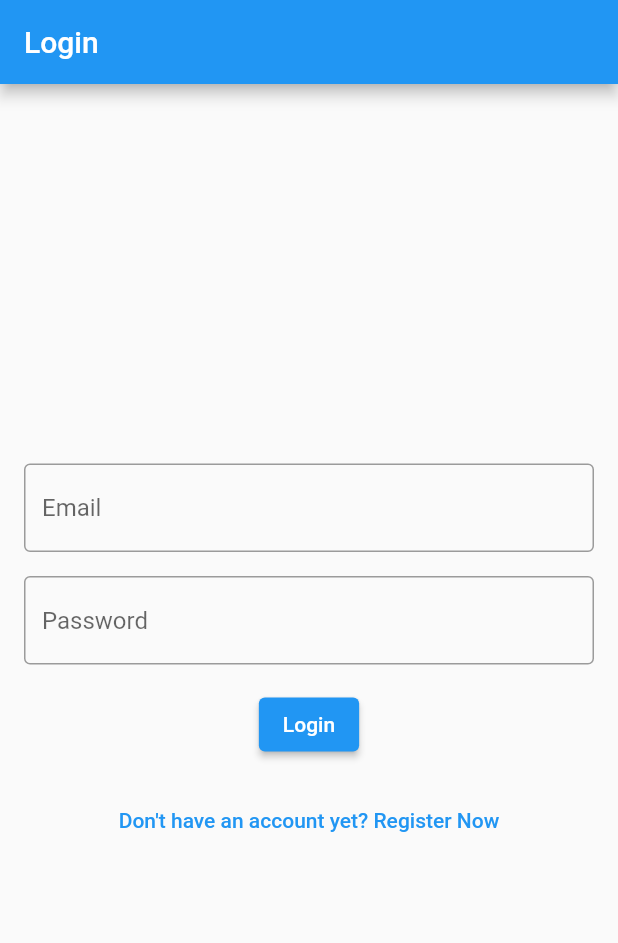
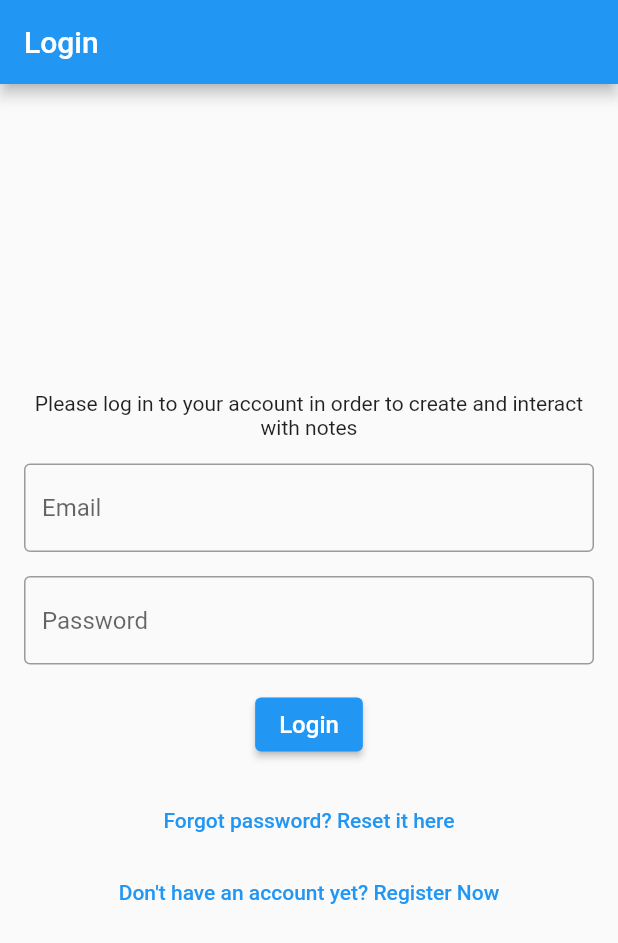
Before and after one commit to IlyasMukatdisov/my_notes, a Flutter app: the screen it shows after launch, on a phone screen of 412 x 824 dp. Shown: the top 943 px of the screen. Run offline on Flutter 3.47's test engine with Material 2 defaults, Android fonts, the phone set to English and light mode, and no system bars; our stand-ins replace bloc, cloud_firestore, equatable, firebase_auth, firebase_core, flutter_bloc and 1 more; accounts and stored records are empty; generated files the repository leaves out were written again.

Commit message:
ordered by date

```diff
--- a/lib/pages/home/home_page.dart
+++ b/lib/pages/home/home_page.dart
@@ -1,5 +1,7 @@
 import 'package:flutter/material.dart';
 import 'package:flutter_bloc/flutter_bloc.dart';
+import 'package:my_notes/helpers/loading/loading_screen.dart';
+import 'package:my_notes/pages/forgot_password/forgot_password_page.dart';
 import 'package:my_notes/pages/loading/loading_page.dart';
 import 'package:my_notes/pages/login/login_page.dart';
 import 'package:my_notes/pages/notes/notes_page.dart';
@@ -16,7 +18,17 @@ class HomePage extends StatelessWidget {
   @override
   Widget build(BuildContext context) {
     context.read<AuthBloc>().add(const AuthEventInitialize());
-    return BlocBuilder<AuthBloc, AuthState>(
+    return BlocConsumer<AuthBloc, AuthState>(
+      listener: (context, state) {
+        if (state.isLoading) {
+          LoadingScreen().show(
+            context: context,
+            text: state.loadingText ?? 'Please wait a moment',
+          );
+        } else {
+          LoadingScreen().hide();
+        }
+      },
       builder: (context, state) {
         if (state is AuthStateLoggedIn) {
           return const NotesPage();
@@ -29,6 +41,9 @@ class HomePage extends StatelessWidget {
         }
         if (state is AuthStateRegistering) {
           return const RegisterPage();
+        }
+        if (state is AuthStateForgotPassword) {
+          return const ForgotPasswordPage();
         }
         return const LoadingPage();
       },
--- a/lib/pages/login/login_page.dart
+++ b/lib/pages/login/login_page.dart
@@ -2,14 +2,11 @@
 
 import 'package:flutter/material.dart';
 import 'package:flutter_bloc/flutter_bloc.dart';
-import 'package:my_notes/utils/constants/routes.dart';
 import 'package:my_notes/services/auth/bloc/auth_bloc.dart';
 import 'package:my_notes/services/auth/bloc/auth_event.dart';
 import 'package:my_notes/services/auth/bloc/auth_state.dart';
 import 'package:my_notes/utils/dialogs/error_dialog.dart';
 import 'package:my_notes/services/auth/auth_exceptions.dart';
-import 'package:my_notes/services/auth/services/auth_service.dart';
-import 'package:my_notes/utils/dialogs/loading_dialog.dart';
 
 class LoginPage extends StatefulWidget {
   const LoginPage({super.key});
@@ -22,7 +19,7 @@ class _LoginPageState extends State<LoginPage> {
   late final TextEditingController _email;
   late final TextEditingController _password;
 
-  CloseDialog? _closeDialogHandle;
+  final _formKey = GlobalKey<FormState>();
 
   @override
   void initState() {
@@ -48,42 +45,46 @@ class _LoginPageState extends State<LoginPage> {
         appBar: AppBar(
           title: const Text('Login'),
         ),
-        body: FutureBuilder(
-            future: _initFireBase(),
-            builder: (context, snapshot) {
-              switch (snapshot.connectionState) {
-                case ConnectionState.done:
-                  return Padding(
-                    padding: const EdgeInsets.symmetric(horizontal: 16),
+        body: Center(
+          child: SingleChildScrollView(
+            padding: const EdgeInsets.all(16.0),
+            child: Form(
+              key: _formKey,
               child: Column(
-                      mainAxisAlignment: MainAxisAlignment.center,
                 children: [
-                        TextField(
+                  const Text(
+                    'Please log in to your account in order to create and interact with notes',
+                    textAlign: TextAlign.center,
+                  ),
+                  const SizedBox(
+                    height: 16,
+                  ),
+                  TextFormField(
                     keyboardType: TextInputType.emailAddress,
                     controller: _email,
                     enableSuggestions: false,
                     autocorrect: false,
+                    validator: _validator,
                     decoration: const InputDecoration(
                       hintText: 'Email',
                       border: OutlineInputBorder(
-                              borderSide:
-                                  BorderSide(width: 1, color: Colors.black),
+                        borderSide: BorderSide(width: 1, color: Colors.black),
                       ),
                     ),
                   ),
                   const SizedBox(
                     height: 16,
                   ),
-                        TextField(
+                  TextFormField(
                     controller: _password,
                     obscureText: true,
                     enableSuggestions: false,
                     autocorrect: false,
+                    validator: _validator,
                     decoration: const InputDecoration(
                       hintText: 'Password',
                       border: OutlineInputBorder(
-                              borderSide:
-                                  BorderSide(width: 1, color: Colors.black),
+                        borderSide: BorderSide(width: 1, color: Colors.black),
                       ),
                     ),
                   ),
@@ -92,9 +93,11 @@ class _LoginPageState extends State<LoginPage> {
                   ),
                   ElevatedButton(
                     onPressed: () {
+                      if (_formKey.currentState!.validate()) {
                         _login();
+                      }
                     },
-                          child: const Text('Login'),
+                    child: const Text('Login', style: TextStyle(fontSize: 16)),
                   ),
                   const SizedBox(
                     height: 16.0,
@@ -103,23 +106,33 @@ class _LoginPageState extends State<LoginPage> {
                     onPressed: () {
                       context
                           .read<AuthBloc>()
+                          .add(const AuthEventForgotPassword());
+                    },
+                    child: const Text("Forgot password? Reset it here"),
+                  ),
+                  TextButton(
+                    onPressed: () {
+                      context
+                          .read<AuthBloc>()
                           .add(const AuthEventShouldRegister());
                     },
-                          child: const Text(
-                              "Don't have an account yet? Register Now"),
+                    child:
+                        const Text("Don't have an account yet? Register Now"),
                   ),
                 ],
               ),
-                  );
-                default:
-                  // ignore: prefer_const_constructors
-                  return Center(
-                    child: const CircularProgressIndicator(),
+            ),
+          ),
+        ),
+      ),
     );
   }
-            }),
-      ),
-    );
+
+  String? _validator(String? value) {
+    if (value == null || value.isEmpty) {
+      return 'This filed can not be empty';
+    }
+    return null;
   }
 
   void _login() async {
@@ -134,22 +147,8 @@ class _LoginPageState extends State<LoginPage> {
         );
   }
 
-  Future _initFireBase() async {
-    return AuthService.firebase().initialize();
-  }
-
   void _handleLoginExceptions(BuildContext context, AuthState state) async {
     if (state is AuthStateLoggedOut) {
-      final closeDialog = _closeDialogHandle;
-
-      if (!state.isLoading && closeDialog != null) {
-        closeDialog();
-        _closeDialogHandle = null;
-      } else if (state.isLoading && closeDialog == null) {
-        _closeDialogHandle =
-            showLoadingDialog(context: context, text: 'Loading...');
-      }
-
       if (state.exception is InvalidEmailAuthException) {
         await showErrorDialog(
             context: context,
--- a/lib/services/auth/bloc/auth_event.dart
+++ b/lib/services/auth/bloc/auth_event.dart
@@ -38,3 +38,9 @@ class AuthEventRegister extends AuthEvent {
     required this.password,
   });
 }
+
+class AuthEventForgotPassword extends AuthEvent {
+  final String? email;
+
+  const AuthEventForgotPassword({this.email});
+}
--- a/lib/services/auth/bloc/auth_state.dart
+++ b/lib/services/auth/bloc/auth_state.dart
@@ -4,32 +4,54 @@ import 'package:my_notes/services/auth/models/auth_user.dart';
 
 @immutable
 abstract class AuthState {
-  const AuthState();
+  final bool isLoading;
+  final String? loadingText;
+  const AuthState({
+    required this.isLoading,
+    this.loadingText = 'Please wait a moment',
+  });
 }
 
 class AuthStateUninitialized extends AuthState {
-  const AuthStateUninitialized();
+  const AuthStateUninitialized({required bool isLoading})
+      : super(isLoading: isLoading);
 }
 
 class AuthStateRegistering extends AuthState {
   final Exception? exception;
-  const AuthStateRegistering({this.exception});
+  const AuthStateRegistering({this.exception, required bool isLoading})
+      : super(isLoading: isLoading);
 }
 
 class AuthStateLoggedIn extends AuthState {
   final AuthUser user;
-  const AuthStateLoggedIn({required this.user});
+  const AuthStateLoggedIn({
+    required this.user,
+    required bool isLoading,
+  }) : super(isLoading: isLoading);
 }
 
 class AuthStateNeedsVerification extends AuthState {
-  const AuthStateNeedsVerification();
+  const AuthStateNeedsVerification({required bool isLoading})
+      : super(isLoading: isLoading);
 }
 
 class AuthStateLoggedOut extends AuthState with EquatableMixin {
   final Exception? exception;
-  final bool isLoading;
-  const AuthStateLoggedOut({this.exception, required this.isLoading});
+  const AuthStateLoggedOut(
+      {this.exception, required bool isLoading, String? loadingText})
+      : super(isLoading: isLoading, loadingText: loadingText);
 
   @override
   List<Object?> get props => [exception, isLoading];
 }
+
+class AuthStateForgotPassword extends AuthState {
+  final Exception? exception;
+  final bool hasSentEmail;
+  const AuthStateForgotPassword({
+    required super.isLoading,
+    this.exception,
+    required this.hasSentEmail,
+  });
+}
--- a/lib/services/auth/providers/auth_provider.dart
+++ b/lib/services/auth/providers/auth_provider.dart
@@ -17,4 +17,5 @@ abstract class AuthProvider {
 
   Future<void> logOut();
   Future<void> sendEmailVerification();
+  Future<void> sendPasswordReset({required String toEmail});
 }
--- a/lib/services/auth/services/auth_service.dart
+++ b/lib/services/auth/services/auth_service.dart
@@ -34,4 +34,8 @@ class AuthService implements AuthProvider {
 
   @override
   Future<void> sendEmailVerification() => provider.sendEmailVerification();
+
+  @override
+  Future<void> sendPasswordReset({required String toEmail}) =>
+      provider.sendPasswordReset(toEmail: toEmail);
 }
--- a/lib/services/cloud/cloud_note.dart
+++ b/lib/services/cloud/cloud_note.dart
@@ -7,15 +7,18 @@ class CloudNote {
   final String documentId;
   final String ownerUserId;
   final String text;
+  final String date;
 
   const CloudNote({
     required this.documentId,
     required this.ownerUserId,
     required this.text,
+    required this.date,
   });
 
   CloudNote.fromSnapshot(QueryDocumentSnapshot<Map<String, dynamic>> snapshot)
       : documentId = snapshot.id,
         ownerUserId = snapshot.data()[ownerUserIdFieldName],
-        text = snapshot.data()[textFieldName] as String;
+        text = snapshot.data()[textFieldName] as String,
+        date = snapshot.data()[noteDateName];
 }
--- a/lib/services/cloud/cloud_storage_constants.dart
+++ b/lib/services/cloud/cloud_storage_constants.dart
@@ -1,3 +1,4 @@
 const ownerUserIdFieldName = 'user_id';
 const textFieldName = 'text';
 const notesCollection = 'notes';
+const noteDateName = 'note_date';
--- /dev/null
+++ b/lib/utils/dialogs/password_reset_dialog.dart
@@ -0,0 +1,14 @@
+import 'package:flutter/cupertino.dart';
+import 'package:my_notes/utils/dialogs/generic_dialog.dart';
+
+Future<void> showPasswordResetSentDialog(BuildContext context) {
+  return showGenericDialog(
+    context: context,
+    title: 'Password Reset',
+    content:
+        "We've sent you and password reset email. Please check your email for more information",
+    optionBuilder: () => {
+      'OK': null,
+    },
+  );
+}
```
Also changed, not shown: lib/helpers/loading/loading_screen.dart (+19 -1 lines), lib/pages/forgot_password/forgot_password_page.dart (added, +114 -0 lines), lib/pages/notes/create_update_note_page.dart (+4 -3 lines), lib/pages/notes/notes_page.dart (+12 -1 lines), lib/pages/register/register_page.dart (+29 -26 lines), lib/pages/verify_email/verify_email_page.dart (+6 -3 lines), lib/services/auth/bloc/auth_bloc.dart (+48 -11 lines), lib/services/auth/providers/firebase_auth_provider.dart (+18 -0 lines), lib/services/cloud/firebase_cloud_storage.dart (+10 -6 lines). Lines whose indentation alone changed are shown as unchanged.
